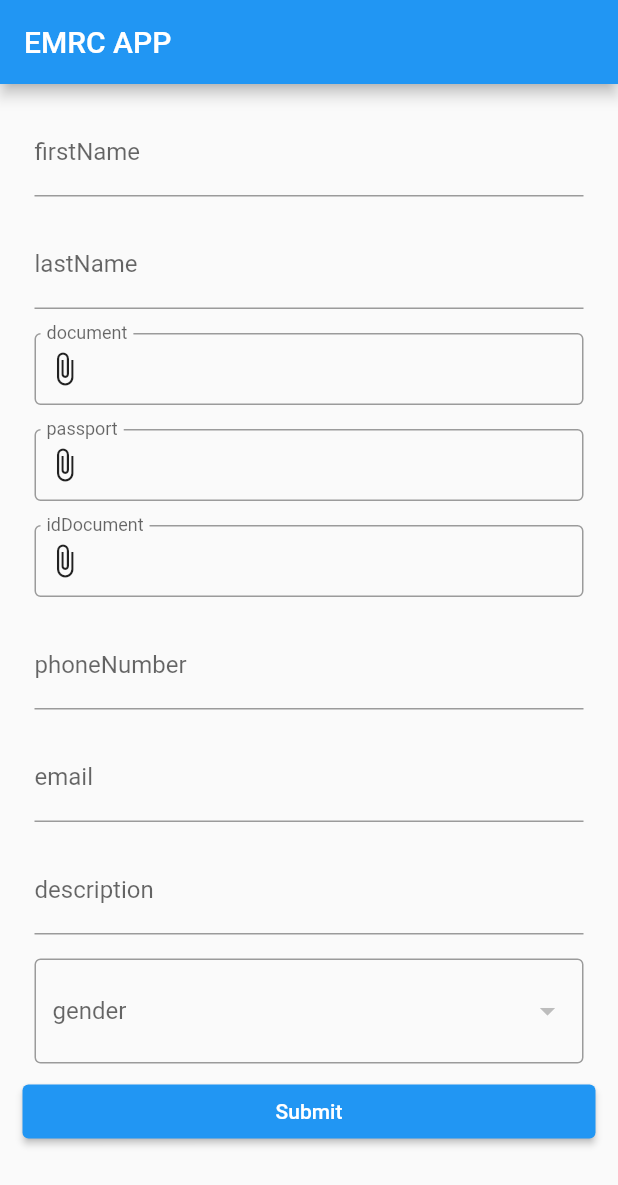
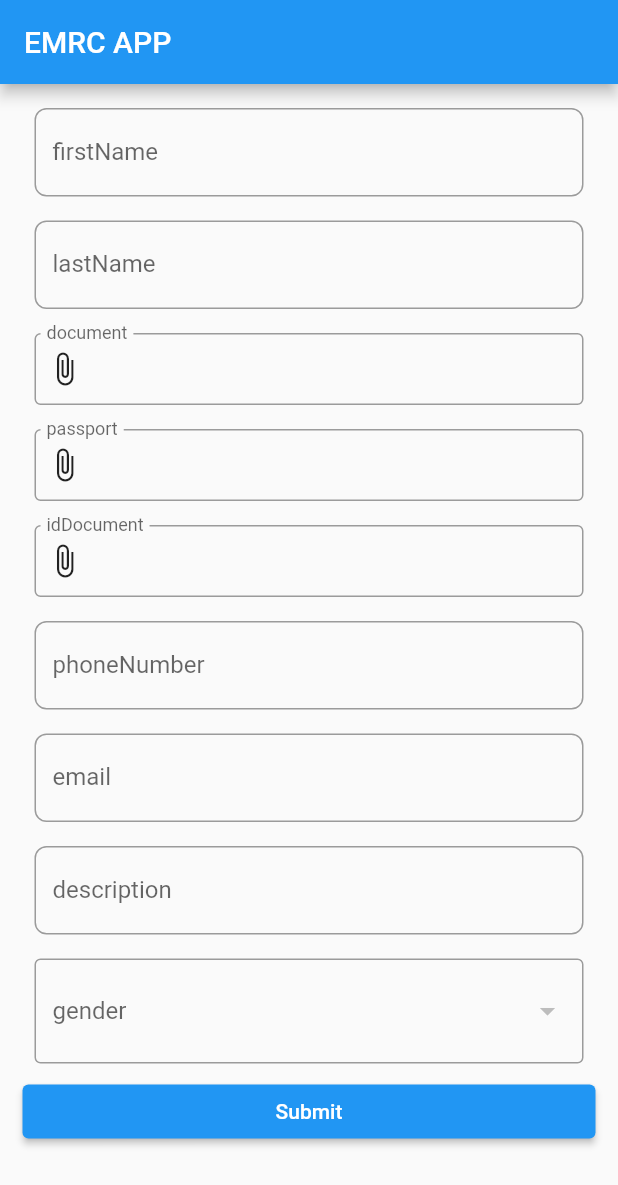
Before and after one commit to alizoort/form_builder, a Flutter app: the screen it shows after launch, on a phone screen of 412 x 824 dp. Shown: the top 1185 px of the screen. Run offline on Flutter 3.47's test engine with Material 2 defaults, Android fonts, the phone set to English and light mode, and no system bars; drawn by our look-alikes of flutter_form_builder; our stand-ins replace file_picker, form_builder_validators, open_file, permission_handler; missing offline and left inert: dart:html; statements that could not run were skipped.

```diff
--- a/lib/shared/text_input_component/constants.dart
+++ b/lib/shared/text_input_component/constants.dart
@@ -1,3 +1,12 @@
 import 'package:flutter/material.dart';
-
-const kTextInputDecoration = InputDecoration();
+const kTextInputFocusColor = Color(0xff3fba81);
+const kTextInputBorderSide = BorderSide(width: 2.0);
+InputDecoration kTextInputDecoration = InputDecoration(
+  floatingLabelStyle: kTextInputFloatingLabelStyle,
+    focusedBorder: kFocusedTextInputOutlineInputBorder,
+  border: kTextInputOutlineInputBorder
+);
+const kTextInputBorderRadius = BorderRadius.all(Radius.circular(8));
+const kTextInputFloatingLabelStyle = TextStyle(color: kTextInputFocusColor);
+const kTextInputOutlineInputBorder =  OutlineInputBorder(  borderSide: kTextInputBorderSide,borderRadius: kTextInputBorderRadius);
+final kFocusedTextInputOutlineInputBorder = kTextInputOutlineInputBorder.copyWith(borderSide: kTextInputBorderSide.copyWith(color: kTextInputFocusColor));
--- a/lib/shared/text_input_component/emrc_text_input_component.dart
+++ b/lib/shared/text_input_component/emrc_text_input_component.dart
@@ -6,7 +6,7 @@ import 'package:modee_emrc_app/shared/text_input_component/constants.dart';
 class TextInputComponent extends StatefulWidget {
   final String fieldName;
   final String label;
-  final InputDecoration decoration;
+  final InputDecoration? decoration;
   final List<String? Function(String?)> validators;
   final bool obscureText;
   final void Function(String?)? onChanged;
@@ -15,8 +15,8 @@ class TextInputComponent extends StatefulWidget {
   final AutovalidateMode? autovalidateMode;
   final int maxLines;
   final dynamic Function(String?)? valueTransformer;
-  const TextInputComponent({super.key,required this.fieldName,required this.label,this.decoration = kTextInputDecoration,this.validators= const[],this.obscureText=false,
-  this.readOnly=false,this.autovalidateMode=AutovalidateMode.disabled,this.maxLines =1,this.onChanged,this.initialValue,this.valueTransformer});
+  const TextInputComponent({super.key,required this.fieldName,required this.label,this.validators= const[],this.obscureText=false,
+  this.readOnly=false,this.autovalidateMode=AutovalidateMode.disabled,this.maxLines =1,this.decoration ,this.onChanged,this.initialValue,this.valueTransformer});
 
   @override
   State<TextInputComponent> createState() => _TextInputComponentState();
@@ -26,6 +26,7 @@ class _TextInputComponentState extends State<TextInputComponent> {
   @override
   Widget build(BuildContext context) {
     return  FormBuilderTextField(
+      cursorColor:kTextInputFocusColor,
       valueTransformer: widget.valueTransformer,
       maxLines: widget.maxLines,
       autovalidateMode: widget.autovalidateMode,
@@ -33,7 +34,7 @@ class _TextInputComponentState extends State<TextInputComponent> {
       initialValue: widget.initialValue,
       onChanged: widget.onChanged ?? (String? t){},
       name: widget.fieldName,
-      decoration: widget.decoration.copyWith(labelText: widget.label),
+      decoration: widget.decoration != null ? widget.decoration?.copyWith(labelText: widget.label) as InputDecoration : kTextInputDecoration.copyWith(labelText: widget.label),
       obscureText: widget.obscureText,
       validator: FormBuilderValidators.compose(widget.validators),
     );
```
